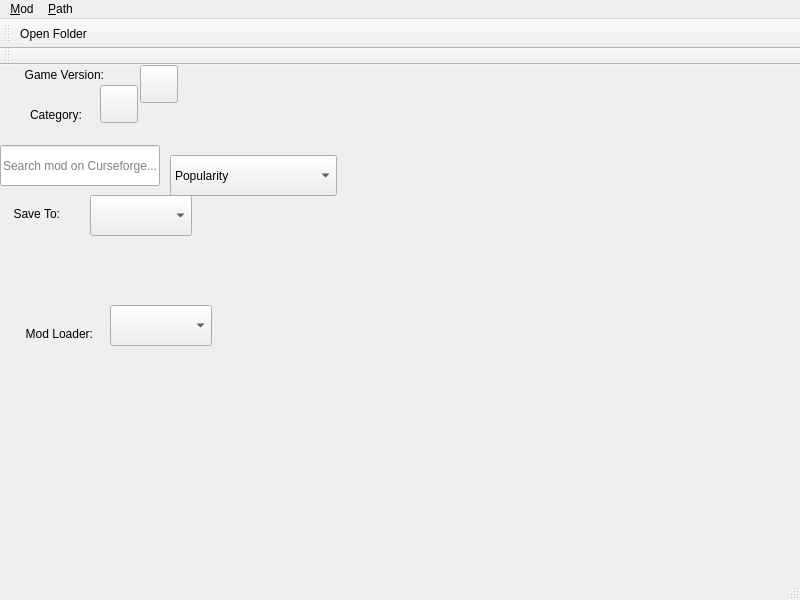
Old version of the form src/ui/curseforge/curseforgemodbrowser.ui in the repository kaniol-lck/modmanager.
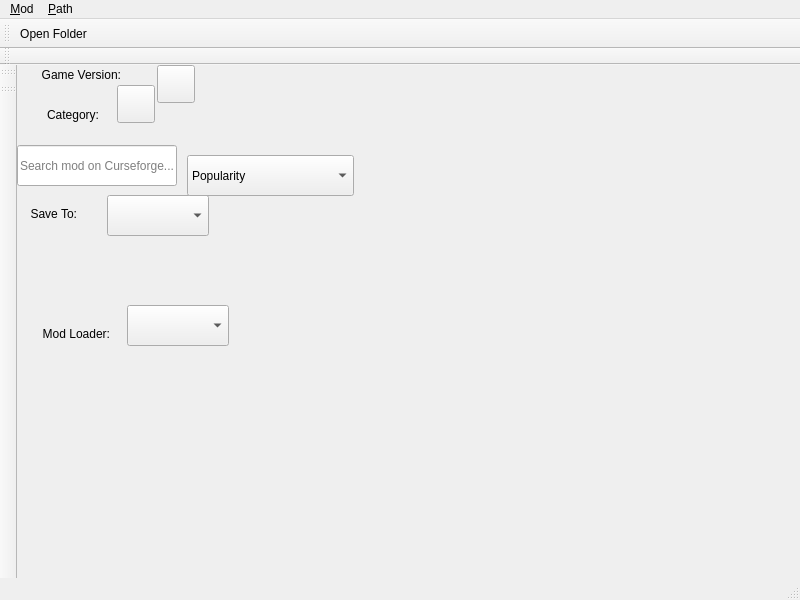
New version of the form. Icons and pictures are not drawn.

Commit message: add category / version selection toolbar for curseforge

```diff
--- a/src/ui/curseforge/curseforgemodbrowser.ui
+++ b/src/ui/curseforge/curseforgemodbrowser.ui
@@ -289,6 +289,28 @@
    <addaction name="menu_Mod"/>
    <addaction name="menu_Path"/>
   </widget>
+  <widget class="QToolBar" name="categoryToolBar">
+   <property name="windowTitle">
+    <string>Categories</string>
+   </property>
+   <attribute name="toolBarArea">
+    <enum>LeftToolBarArea</enum>
+   </attribute>
+   <attribute name="toolBarBreak">
+    <bool>false</bool>
+   </attribute>
+  </widget>
+  <widget class="QToolBar" name="versionToolBar">
+   <property name="windowTitle">
+    <string>Game Versions</string>
+   </property>
+   <attribute name="toolBarArea">
+    <enum>LeftToolBarArea</enum>
+   </attribute>
+   <attribute name="toolBarBreak">
+    <bool>false</bool>
+   </attribute>
+  </widget>
   <action name="actionOpen_Folder">
    <property name="icon">
     <iconset theme="folder">
```
The commit also changes 9 other files.
